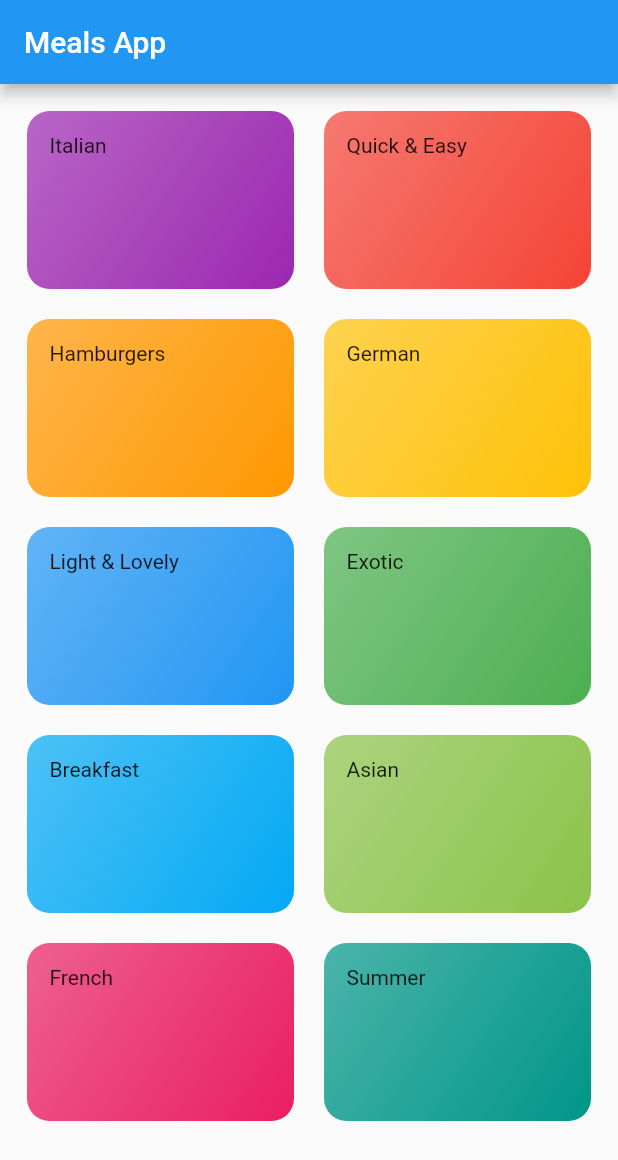
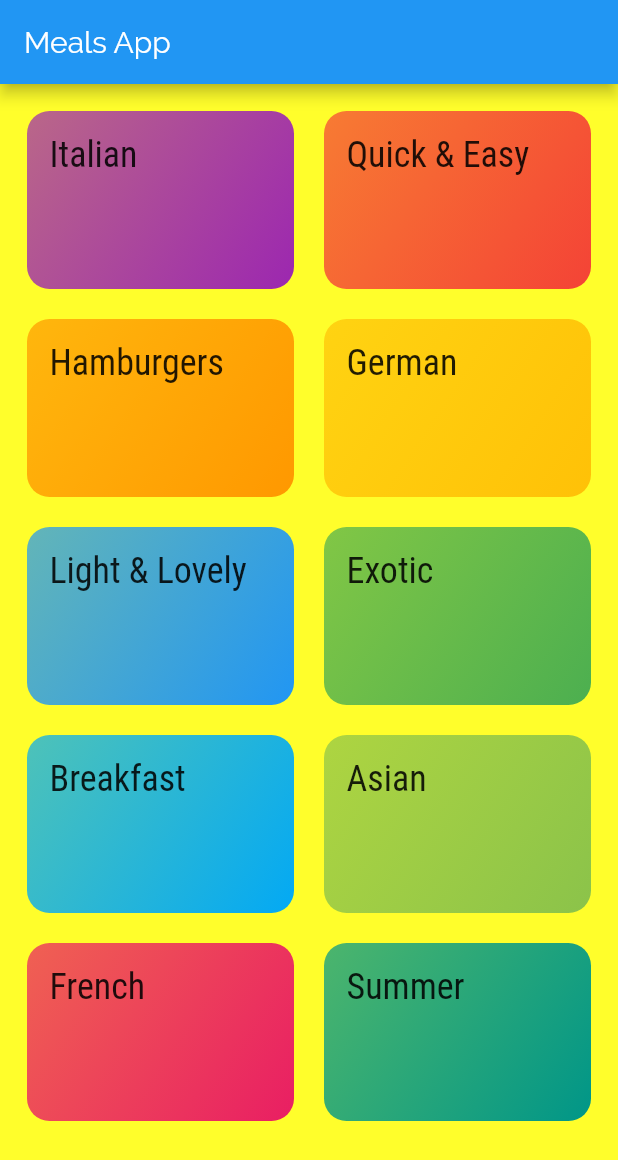
Before and after one commit to kesharaJayasinghe/mealsapp, a Flutter app: the screen it shows after launch, on a phone screen of 412 x 824 dp. Shown: the top 1160 px of the screen. Run offline on Flutter 3.47's test engine with Material 2 defaults, Android fonts, the phone set to English and light mode, and no system bars.

Commit message:
Themeing

```diff
--- a/lib/category_item.dart
+++ b/lib/category_item.dart
@@ -9,7 +9,10 @@ class CategoryItem extends StatelessWidget {
   Widget build(BuildContext context) {
     return Container(
       padding: const EdgeInsets.all(15),
-      child: Text(title),
+      child: Text(
+        title,
+        style: Theme.of(context).textTheme.headline6,
+      ),
       decoration: BoxDecoration(
         gradient: LinearGradient(
           colors: [
--- a/lib/main.dart
+++ b/lib/main.dart
@@ -15,6 +15,21 @@ class MyApp extends StatelessWidget {
       title: 'Meals App',
       theme: ThemeData(
         primarySwatch: Colors.blue,
+        accentColor: Colors.amber,
+        canvasColor: Color.fromRGBO(255, 254, 299, 1),
+        fontFamily: 'Raleway',
+        textTheme: ThemeData.light().textTheme.copyWith(
+              bodyText1: TextStyle(
+                color: Color.fromRGBO(20, 51, 51, 1),
+              ),
+              bodyText2: TextStyle(
+                color: Color.fromRGBO(20, 51, 51, 1),
+              ),
+              headline6: TextStyle(
+                fontSize: 24,
+                fontFamily: 'RobotoCondensed',
+              ),
+            ),
         visualDensity: VisualDensity.adaptivePlatformDensity,
       ),
       home: CategoriesScreen(),
```
